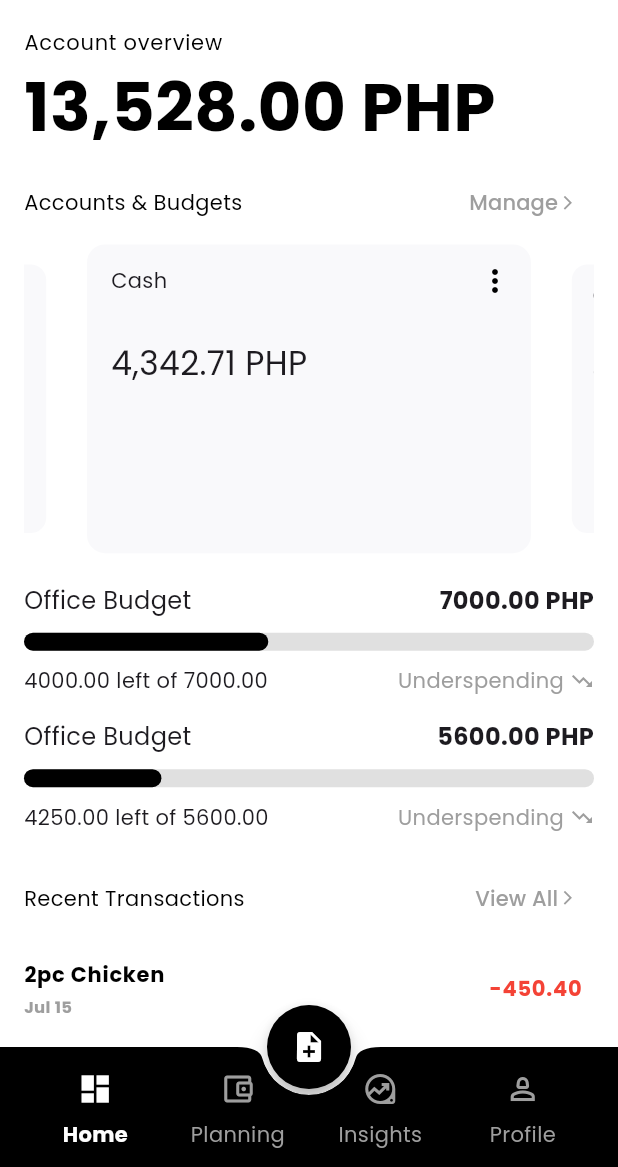
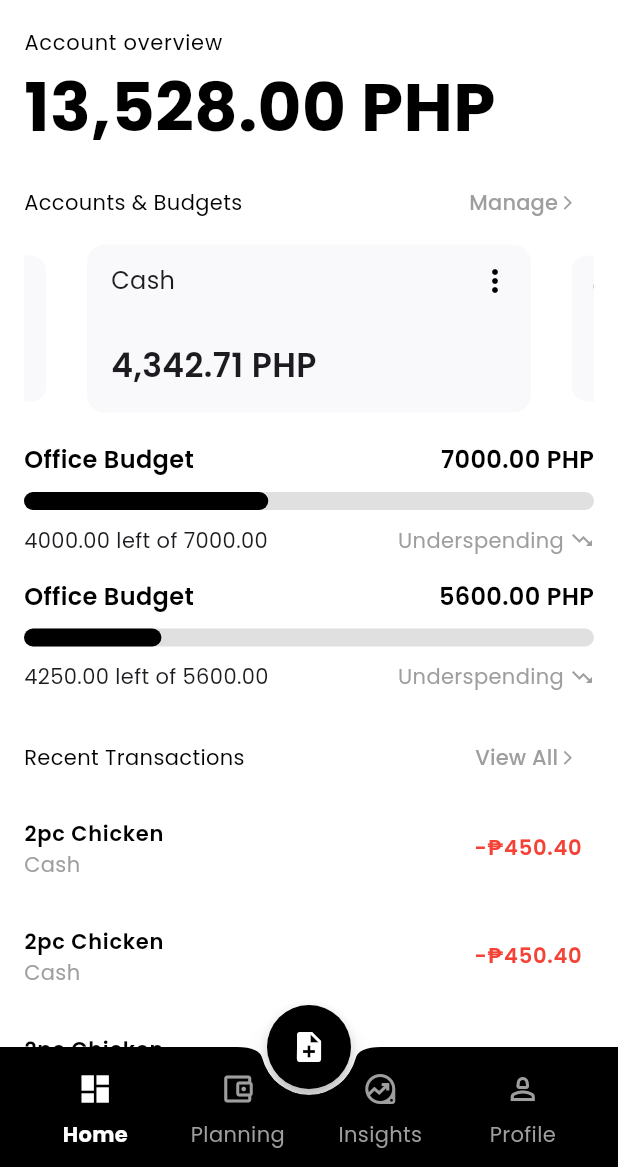
Before and after one commit to bastilavarias/simplumio, a Flutter app: the screen it shows after launch, after a tap on the "more vert" icon, on a phone screen of 412 x 824 dp, the part 69-1236 px from its top. Run offline on Flutter 3.47's test engine with Material 3 defaults, Android fonts, the phone set to English and light mode, and no system bars; drawn by our look-alikes of carousel_slider; our stand-ins replace google_fonts; missing offline and left inert: dart:ffi, flutter_simple_calculator.

```diff
--- a/lib/screens/home_screen.dart
+++ b/lib/screens/home_screen.dart
@@ -66,6 +66,7 @@ class HomeScreen extends StatelessWidget {
                       ],
                     ),
                     BaseCarousel(
+                      height: 120,
                       items: [
                         AccountCard(
                           amount: '100',
--- a/lib/screens/market_search_screen.dart
+++ b/lib/screens/market_search_screen.dart
@@ -60,6 +60,7 @@ class MarketSearchScreenState extends State<MarketSearchScreen>  with SingleTick
                 labelStyle: GoogleFonts.poppins(
                   fontSize: Theme.of(context).textTheme.titleMedium?.fontSize,
                   color: Theme.of(context).colorScheme.primary,
+                    fontWeight: FontWeight.w500
                 ),
                 unselectedLabelStyle: GoogleFonts.poppins(
                   fontSize: Theme.of(context).textTheme.titleMedium?.fontSize,
--- a/lib/widgets/account_card.dart
+++ b/lib/widgets/account_card.dart
@@ -19,25 +19,31 @@ class AccountCard extends StatelessWidget {
         child: SizedBox(
           height: 100,
           child: Padding(
-            padding: EdgeInsets.only(left: 16),
+            padding: EdgeInsets.only(left: 16, bottom: 16),
             child: Column(
               crossAxisAlignment: CrossAxisAlignment.start,
+              mainAxisAlignment: MainAxisAlignment.spaceBetween,
               children: [
                 Row(
                   mainAxisAlignment: MainAxisAlignment.spaceBetween,
                   children: [
-                    Text(label),
+                    Text(
+                      label,
+                      style: TextStyle(
+                        fontSize: Theme.of(context).textTheme.titleMedium?.fontSize,
+                      ),
+                    ),
                     IconButton(
                         icon: Icon(Icons.more_vert, color: Theme.of(context).colorScheme.primary),
                         onPressed: () {},
                     ),
                   ],
                 ),
-                const SizedBox(height: 16.0),
                 Text(
                   '4,342.71 PHP',
                   style: GoogleFonts.poppins(
                     fontSize: Theme.of(context).textTheme.titleLarge?.fontSize,
+                    fontWeight: FontWeight.w600
                   ),
                 ),
               ],
--- a/lib/widgets/account_item.dart
+++ b/lib/widgets/account_item.dart
@@ -1,4 +1,5 @@
 import 'package:flutter/material.dart';
+import 'package:google_fonts/google_fonts.dart';
 import 'package:simplumio/screens/planning_account_form_screen.dart';
 import 'package:simplumio/screens/transaction_screen.dart';
 
@@ -20,11 +21,16 @@ class AccountItem extends StatelessWidget {
     }
 
     return ListTile(
-      title: Text('Cash'),
+      title: Text('Cash',
+                style: GoogleFonts.poppins(
+                  fontSize: Theme.of(context).textTheme.titleMedium?.fontSize,
+                  fontWeight: FontWeight.w600,
+                  color: Theme.of(context).colorScheme.primary
+                ),
+      ),
       subtitle: Text(
-        'Transactions: 47',
+        '47 transactions',
         style: TextStyle(
-          fontWeight: FontWeight.bold,
           color: Theme.of(context).colorScheme.secondary,
         ),
       ),
@@ -33,10 +39,10 @@ class AccountItem extends StatelessWidget {
         children: [
           Text(
             "447.84 PHP",
-            style: TextStyle(
-                fontWeight: FontWeight.bold,
-                color: Theme.of(context).colorScheme.primary,
-                fontSize: Theme.of(context).textTheme.titleMedium?.fontSize
+            style: GoogleFonts.poppins(
+                fontSize: Theme.of(context).textTheme.titleMedium?.fontSize,
+                fontWeight: FontWeight.w600,
+                color: Theme.of(context).colorScheme.primary
             ),
           ),
         ],
--- a/lib/widgets/base/base_carousel.dart
+++ b/lib/widgets/base/base_carousel.dart
@@ -23,6 +23,7 @@ class BaseCarousel extends StatelessWidget {
       options: CarouselOptions(
         autoPlay: autoPlay,
         enlargeCenterPage: enlargeCenterPage,
+        height: height,
       ),
       items: items.map((item) {
         return item;
--- a/lib/widgets/budget_progress.dart
+++ b/lib/widgets/budget_progress.dart
@@ -1,4 +1,5 @@
 import 'package:flutter/material.dart';
+import 'package:google_fonts/google_fonts.dart';
 import 'package:simplumio/screens/planning_account_form_screen.dart';
 import 'package:simplumio/screens/transaction_screen.dart';
 
@@ -37,15 +38,18 @@ class BudgetProgress extends StatelessWidget {
             children: [
               Text(
                 'Office Budget',
-                style: TextStyle(
+                style: GoogleFonts.poppins(
                   fontSize: Theme.of(context).textTheme.titleMedium?.fontSize,
+                  fontWeight: FontWeight.w600,
+                  color: Theme.of(context).colorScheme.primary,
                 ),
               ),
               Text(
                 '${transferLimit.toStringAsFixed(2)} PHP',
-                style: TextStyle(
-                  fontWeight: FontWeight.bold,
+                style: GoogleFonts.poppins(
                   fontSize: Theme.of(context).textTheme.titleMedium?.fontSize,
+                  fontWeight: FontWeight.w600,
+                  color: Theme.of(context).colorScheme.primary,
                 ),
               ),
             ],
--- a/lib/widgets/transaction_item.dart
+++ b/lib/widgets/transaction_item.dart
@@ -1,4 +1,5 @@
 import 'package:flutter/material.dart';
+import 'package:google_fonts/google_fonts.dart';
 
 class TransactionItem extends StatelessWidget {
 
@@ -11,27 +12,25 @@ class TransactionItem extends StatelessWidget {
     return ListTile(
       title: Text(
         '2pc Chicken',
-        style: TextStyle(
-            fontWeight: FontWeight.bold,
+        style: GoogleFonts.poppins(
+            fontSize: Theme.of(context).textTheme.bodyMedium?.fontSize,
+            fontWeight: FontWeight.w600,
             color: Theme.of(context).colorScheme.primary,
-            fontSize: Theme.of(context).textTheme.bodyMedium?.fontSize,
         ),
       ),
       subtitle: Text(
-        'Jul 15',
+        'Cash',
         style: TextStyle(
-          fontWeight: FontWeight.bold,
           color: Theme.of(context).colorScheme.secondary,
-          fontSize: Theme.of(context).textTheme.labelSmall?.fontSize,
         ),
       ),
       trailing: Row(
         mainAxisSize: MainAxisSize.min,
         children: [
           Text(
-            '-450.40',
-            style: TextStyle(
-              fontWeight: FontWeight.bold,
+            '-₱450.40',
+            style: GoogleFonts.poppins(
+              fontWeight: FontWeight.w600,
               color: Colors.red, // Use the provided color for the amount
               fontSize: Theme.of(context).textTheme.bodyMedium?.fontSize,
             ),
```
Also changed, not shown: lib/widgets/investment_account_card.dart (added, +55 -0 lines), lib/widgets/sub_page/investment_own_asset_item.dart (added, +90 -0 lines), lib/widgets/sub_page/planning_investment_management_sub_page.dart (+77 -26 lines).
